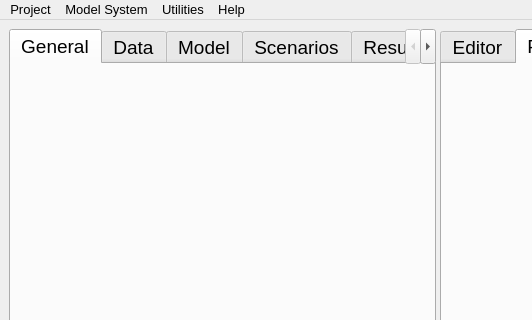
This is opus_gui/main/opusmain.ui in psrc/urbansim as Qt 5 draws it before an edit; both pictures show x 0 to 532 and y 0 to 320 of the 974 by 707 pixel window. The edited form follows.
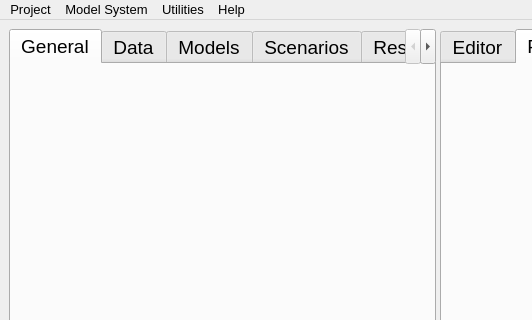
This is the edited form. Icons and pictures are not drawn.

Commit message: (travis) pluralising model

Patch:
```diff
--- a/opus_gui/main/opusmain.ui
+++ b/opus_gui/main/opusmain.ui
@@ -154,7 +154,7 @@
          </rect>
         </property>
         <attribute name="title" >
-         <string>Model</string>
+         <string>Models</string>
         </attribute>
         <layout class="QGridLayout" />
        </widget>
```
The commit also changes 1 other file.
